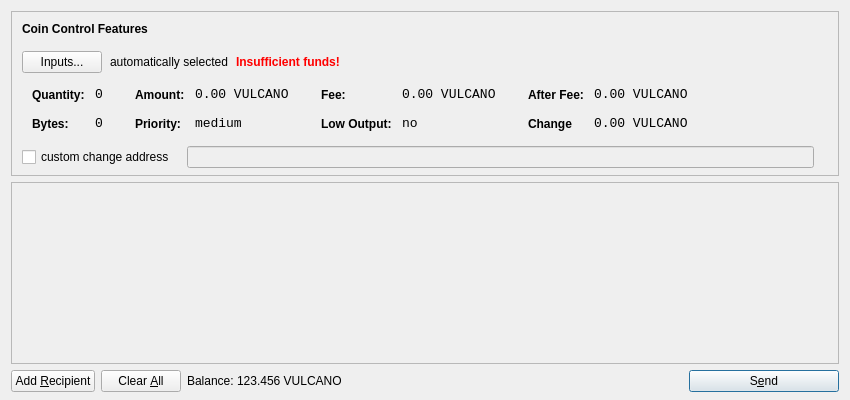
Before: the Qt Designer form src/qt/forms/sendcoinsdialog.ui in whitejack19/varius, drawn with Qt 5.
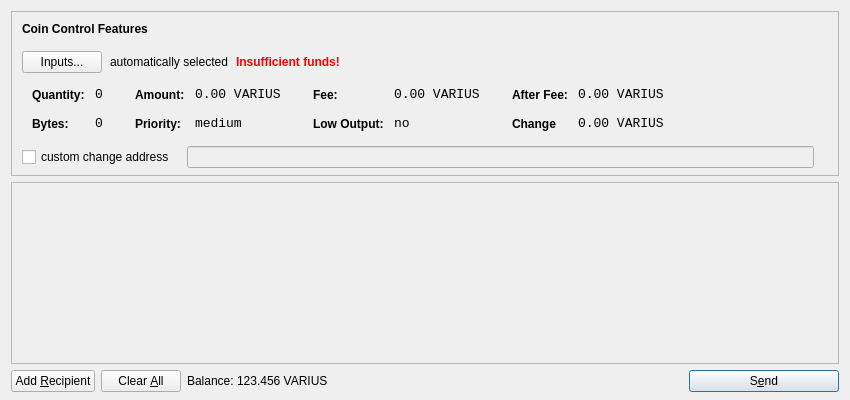
After: the same form once the commit is applied. Icons and pictures are not drawn.

Patch:
```diff
--- a/src/qt/forms/sendcoinsdialog.ui
+++ b/src/qt/forms/sendcoinsdialog.ui
@@ -321,7 +321,7 @@
                   <enum>Qt::ActionsContextMenu</enum>
                  </property>
                  <property name="text">
-                  <string>0.00 VULCANO</string>
+                  <string>0.00 VARIUS</string>
                  </property>
                  <property name="textInteractionFlags">
                   <set>Qt::LinksAccessibleByMouse|Qt::TextSelectableByKeyboard|Qt::TextSelectableByMouse</set>
@@ -407,7 +407,7 @@
                   <enum>Qt::ActionsContextMenu</enum>
                  </property>
                  <property name="text">
-                  <string>0.00 VULCANO</string>
+                  <string>0.00 VARIUS</string>
                  </property>
                  <property name="textInteractionFlags">
                   <set>Qt::LinksAccessibleByMouse|Qt::TextSelectableByKeyboard|Qt::TextSelectableByMouse</set>
@@ -493,7 +493,7 @@
                   <enum>Qt::ActionsContextMenu</enum>
                  </property>
                  <property name="text">
-                  <string>0.00 VULCANO</string>
+                  <string>0.00 VARIUS</string>
                  </property>
                  <property name="textInteractionFlags">
                   <set>Qt::LinksAccessibleByMouse|Qt::TextSelectableByKeyboard|Qt::TextSelectableByMouse</set>
@@ -525,7 +525,7 @@
                   <enum>Qt::ActionsContextMenu</enum>
                  </property>
                  <property name="text">
-                  <string>0.00 VULCANO</string>
+                  <string>0.00 VARIUS</string>
                  </property>
                  <property name="textInteractionFlags">
                   <set>Qt::LinksAccessibleByMouse|Qt::TextSelectableByKeyboard|Qt::TextSelectableByMouse</set>
@@ -732,7 +732,7 @@
           <cursorShape>IBeamCursor</cursorShape>
          </property>
          <property name="text">
-          <string>123.456 VULCANO</string>
+          <string>123.456 VARIUS</string>
          </property>
          <property name="textInteractionFlags">
           <set>Qt::LinksAccessibleByMouse|Qt::TextSelectableByKeyboard|Qt::TextSelectableByMouse</set>
```
